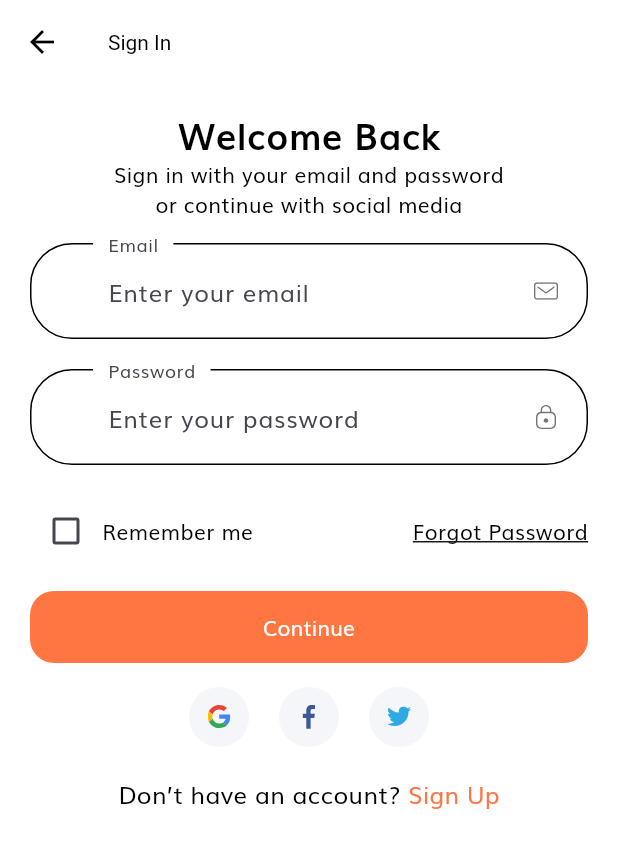
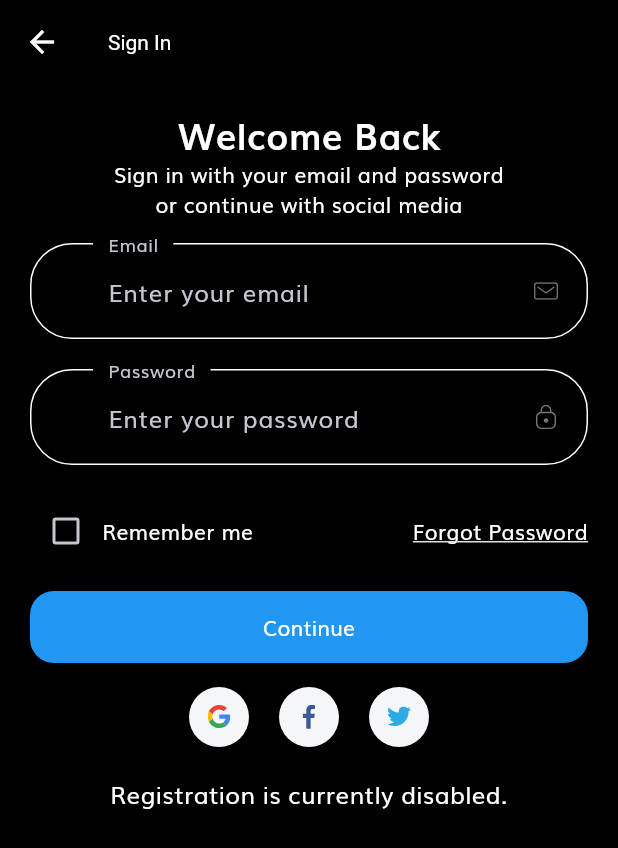
Before and after one commit to bill90c/ecom_test, a Flutter app: the screen it shows after launch, after a tap on "Continue", on a phone screen of 412 x 824 dp. Shown: the top 848 px of the screen. Run offline on Flutter 3.47's test engine with Material 3 defaults, Android fonts, the phone set to English and light mode, and no system bars; our stand-ins replace flutter_svg.

```diff
--- a/lib/components/no_account_text.dart
+++ b/lib/components/no_account_text.dart
@@ -1,7 +1,5 @@
 import 'package:flutter/material.dart';
 
-import '../constants.dart';
-import '../screens/sign_up/sign_up_screen.dart';
 
 class NoAccountText extends StatelessWidget {
   const NoAccountText({
@@ -10,21 +8,10 @@ class NoAccountText extends StatelessWidget {
 
   @override
   Widget build(BuildContext context) {
-    return Row(
-      mainAxisAlignment: MainAxisAlignment.center,
-      children: [
-        const Text(
-          "Don’t have an account? ",
-          style: TextStyle(fontSize: 16),
-        ),
-        GestureDetector(
-          onTap: () => Navigator.pushNamed(context, SignUpScreen.routeName),
-          child: const Text(
-            "Sign Up",
-            style: TextStyle(fontSize: 16, color: kPrimaryColor),
-          ),
-        ),
-      ],
+    return const Text(
+      'Registration is currently disabled.',
+      style: TextStyle(fontSize: 16),
+      textAlign: TextAlign.center,
     );
   }
 }
--- a/lib/constants.dart
+++ b/lib/constants.dart
@@ -1,21 +1,21 @@
 import 'package:flutter/material.dart';
 
-const kPrimaryColor = Color(0xFFFF7643);
-const kPrimaryLightColor = Color(0xFFFFECDF);
+const kPrimaryColor = Color(0xFF2196F3);
+const kPrimaryLightColor = Color(0xFFBBDEFB);
 const kPrimaryGradientColor = LinearGradient(
   begin: Alignment.topLeft,
   end: Alignment.bottomRight,
-  colors: [Color(0xFFFFA53E), Color(0xFFFF7643)],
+  colors: [Color(0xFF64B5F6), Color(0xFF2196F3)],
 );
 const kSecondaryColor = Color(0xFF979797);
-const kTextColor = Colors.black;
+const kTextColor = Colors.white;
 
 const kAnimationDuration = Duration(milliseconds: 200);
 
 const headingStyle = TextStyle(
   fontSize: 24,
   fontWeight: FontWeight.bold,
-  color: Colors.black,
+  color: Colors.white,
   height: 1.5,
 );
 
--- a/lib/main.dart
+++ b/lib/main.dart
@@ -17,7 +17,7 @@ class MyApp extends StatelessWidget {
     return MaterialApp(
       debugShowCheckedModeBanner: false,
       title: 'The Flutter Way - Template',
-      theme: AppTheme.lightTheme(context),
+      theme: AppTheme.darkTheme(context),
       initialRoute: SplashScreen.routeName,
       routes: routes,
     );
--- a/lib/routes.dart
+++ b/lib/routes.dart
@@ -11,7 +11,6 @@ import 'screens/login_success/login_success_screen.dart';
 import 'screens/otp/otp_screen.dart';
 import 'screens/profile/profile_screen.dart';
 import 'screens/sign_in/sign_in_screen.dart';
-import 'screens/sign_up/sign_up_screen.dart';
 import 'screens/splash/splash_screen.dart';
 
 // We use name route
@@ -22,7 +21,6 @@ final Map<String, WidgetBuilder> routes = {
   SignInScreen.routeName: (context) => const SignInScreen(),
   ForgotPasswordScreen.routeName: (context) => const ForgotPasswordScreen(),
   LoginSuccessScreen.routeName: (context) => const LoginSuccessScreen(),
-  SignUpScreen.routeName: (context) => const SignUpScreen(),
   CompleteProfileScreen.routeName: (context) => const CompleteProfileScreen(),
   OtpScreen.routeName: (context) => const OtpScreen(),
   HomeScreen.routeName: (context) => const HomeScreen(),
--- a/lib/screens/cart/cart_screen.dart
+++ b/lib/screens/cart/cart_screen.dart
@@ -4,6 +4,7 @@ import 'package:flutter_svg/flutter_svg.dart';
 import '../../models/Cart.dart';
 import 'components/cart_card.dart';
 import 'components/check_out_card.dart';
+import '../../constants.dart';
 
 class CartScreen extends StatefulWidget {
   static String routeName = "/cart";
@@ -23,7 +24,7 @@ class _CartScreenState extends State<CartScreen> {
           children: [
             const Text(
               "Your Cart",
-              style: TextStyle(color: Colors.black),
+              style: TextStyle(color: kTextColor),
             ),
             Text(
               "${demoCarts.length} items",
--- a/lib/screens/cart/components/cart_card.dart
+++ b/lib/screens/cart/components/cart_card.dart
@@ -35,7 +35,7 @@ class CartCard extends StatelessWidget {
           children: [
             Text(
               cart.product.title,
-              style: const TextStyle(color: Colors.black, fontSize: 16),
+              style: const TextStyle(color: kTextColor, fontSize: 16),
               maxLines: 2,
             ),
             const SizedBox(height: 8),
--- a/lib/screens/cart/components/check_out_card.dart
+++ b/lib/screens/cart/components/check_out_card.dart
@@ -67,7 +67,7 @@ class CheckoutCard extends StatelessWidget {
                       children: [
                         TextSpan(
                           text: "\$337.15",
-                          style: TextStyle(fontSize: 16, color: Colors.black),
+                          style: TextStyle(fontSize: 16, color: kTextColor),
                         ),
                       ],
                     ),
--- a/lib/screens/complete_profile/complete_profile_screen.dart
+++ b/lib/screens/complete_profile/complete_profile_screen.dart
@@ -11,7 +11,7 @@ class CompleteProfileScreen extends StatelessWidget {
   Widget build(BuildContext context) {
     return Scaffold(
       appBar: AppBar(
-        title: const Text('Sign Up'),
+        title: const Text('Profile Setup'),
       ),
       body: SafeArea(
         child: SizedBox(
--- a/lib/screens/details/details_screen.dart
+++ b/lib/screens/details/details_screen.dart
@@ -7,6 +7,7 @@ import 'components/color_dots.dart';
 import 'components/product_description.dart';
 import 'components/product_images.dart';
 import 'components/top_rounded_container.dart';
+import '../../constants.dart';
 
 class DetailsScreen extends StatelessWidget {
   static String routeName = "/details";
@@ -39,7 +40,7 @@ class DetailsScreen extends StatelessWidget {
             ),
             child: const Icon(
               Icons.arrow_back_ios_new,
-              color: Colors.black,
+              color: Colors.white,
               size: 20,
             ),
           ),
@@ -61,7 +62,7 @@ class DetailsScreen extends StatelessWidget {
                       "4.7",
                       style: TextStyle(
                         fontSize: 14,
-                        color: Colors.black,
+                        color: kTextColor,
                         fontWeight: FontWeight.w600,
                       ),
                     ),
--- a/lib/screens/forgot_password/forgot_password_screen.dart
+++ b/lib/screens/forgot_password/forgot_password_screen.dart
@@ -1,6 +1,7 @@
 import 'package:flutter/material.dart';
 
 import 'components/forgot_pass_form.dart';
+import '../../constants.dart';
 
 class ForgotPasswordScreen extends StatelessWidget {
   static String routeName = "/forgot_password";
@@ -24,7 +25,7 @@ class ForgotPasswordScreen extends StatelessWidget {
                   "Forgot Password",
                   style: TextStyle(
                     fontSize: 24,
-                    color: Colors.black,
+                    color: kTextColor,
                     fontWeight: FontWeight.bold,
                   ),
                 ),
--- a/lib/screens/home/components/section_title.dart
+++ b/lib/screens/home/components/section_title.dart
@@ -1,4 +1,5 @@
 import 'package:flutter/material.dart';
+import '../../../constants.dart';
 
 class SectionTitle extends StatelessWidget {
   const SectionTitle({
@@ -20,7 +21,7 @@ class SectionTitle extends StatelessWidget {
           style: const TextStyle(
             fontSize: 16,
             fontWeight: FontWeight.w600,
-            color: Colors.black,
+            color: kTextColor,
           ),
         ),
         TextButton(
--- a/lib/screens/home/home_screen.dart
+++ b/lib/screens/home/home_screen.dart
@@ -19,6 +19,11 @@ class HomeScreen extends StatelessWidget {
           child: Column(
             children: [
               HomeHeader(),
+              SizedBox(height: 10),
+              Text(
+                'Welcome Bilal Laroussi',
+                style: TextStyle(fontSize: 18),
+              ),
               DiscountBanner(),
               Categories(),
               SpecialOffers(),
--- a/lib/screens/login_success/login_success_screen.dart
+++ b/lib/screens/login_success/login_success_screen.dart
@@ -1,5 +1,6 @@
 import 'package:flutter/material.dart';
 import 'package:shop_app/screens/init_screen.dart';
+import '../../constants.dart';
 
 class LoginSuccessScreen extends StatelessWidget {
   static String routeName = "/login_success";
@@ -25,7 +26,7 @@ class LoginSuccessScreen extends StatelessWidget {
             style: TextStyle(
               fontSize: 30,
               fontWeight: FontWeight.bold,
-              color: Colors.black,
+              color: kTextColor,
             ),
           ),
           const Spacer(),
--- a/lib/screens/sign_in/sign_in_screen.dart
+++ b/lib/screens/sign_in/sign_in_screen.dart
@@ -3,6 +3,7 @@ import 'package:flutter/material.dart';
 import '../../components/no_account_text.dart';
 import '../../components/socal_card.dart';
 import 'components/sign_form.dart';
+import '../../constants.dart';
 
 class SignInScreen extends StatelessWidget {
   static String routeName = "/sign_in";
@@ -26,7 +27,7 @@ class SignInScreen extends StatelessWidget {
                   const Text(
                     "Welcome Back",
                     style: TextStyle(
-                      color: Colors.black,
+                      color: kTextColor,
                       fontSize: 24,
                       fontWeight: FontWeight.bold,
                     ),
--- a/lib/theme.dart
+++ b/lib/theme.dart
@@ -3,15 +3,16 @@ import 'package:flutter/material.dart';
 import 'constants.dart';
 
 class AppTheme {
-  static ThemeData lightTheme(BuildContext context) {
+  static ThemeData darkTheme(BuildContext context) {
     return ThemeData(
-      scaffoldBackgroundColor: Colors.white,
+      brightness: Brightness.dark,
+      scaffoldBackgroundColor: Colors.black,
       fontFamily: "Muli",
       appBarTheme: const AppBarTheme(
-          color: Colors.white,
+          color: Colors.black,
           elevation: 0,
-          iconTheme: IconThemeData(color: Colors.black),
-          titleTextStyle: TextStyle(color: Colors.black)),
+          iconTheme: IconThemeData(color: Colors.white),
+          titleTextStyle: TextStyle(color: Colors.white)),
       textTheme: const TextTheme(
         bodyLarge: TextStyle(color: kTextColor),
         bodyMedium: TextStyle(color: kTextColor),
```
Also changed, not shown: lib/screens/sign_up/components/sign_up_form.dart (deleted, +0 -153 lines), lib/screens/sign_up/sign_up_screen.dart (deleted, +0 -65 lines), 1 other file.
